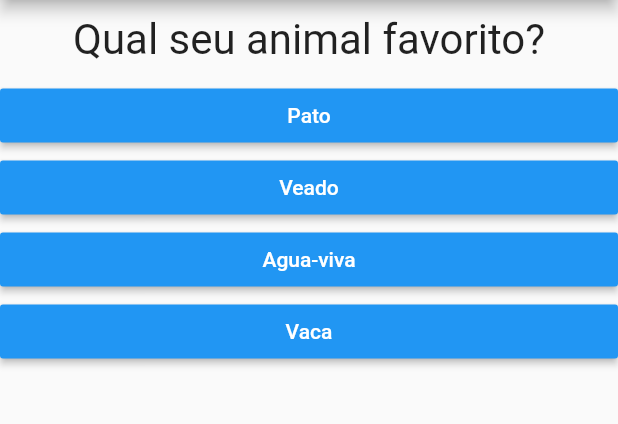
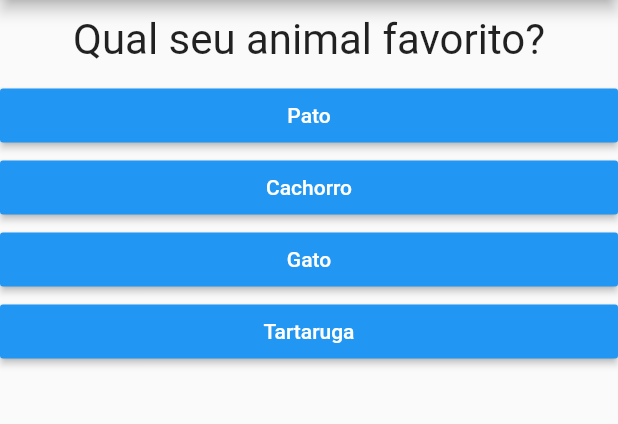
Before and after one commit to mavmaso/flutter_complete_guide, a Flutter app: the screen it shows after launch, after a tap on "Preto", on a phone screen of 412 x 824 dp, the part 84-508 px from its top. Run offline on Flutter 3.47's test engine with Material 2 defaults, Android fonts, the phone set to English and light mode, and no system bars.

Commit message:
Resetting the Quiz

```diff
--- a/lib/main.dart
+++ b/lib/main.dart
@@ -1,7 +1,7 @@
 import 'package:flutter/material.dart';
 
-import './question.dart';
-import './answer.dart';
+import './quiz.dart';
+import './result.dart';
 
 void main() => runApp(MyApp());
 
@@ -11,24 +11,53 @@ class MyApp extends StatefulWidget {
 }
 
 class _MyAppState extends State<MyApp> {
-  final questions = const [
+  final _questions = const [
     {
       'questionText': 'Qual sua cor favorita?',
-      'answers': ['Preto', 'Vermelho', 'Azul', 'Verde']
+      'answers': [
+        {'text': 'Preto', 'score': 10},
+        {'text': 'Vermelho', 'score': 0},
+        {'text': 'Azul', 'score': 1},
+        {'text': 'Verde', 'score': 5}
+      ]
     },
     {
       'questionText': 'Qual seu animal favorito?',
-      'answers': ['Pato', 'Veado', 'Agua-viva', 'Vaca']
+      'answers': [
+        {'text': 'Pato', 'score': 10},
+        {'text': 'Cachorro', 'score': 0},
+        {'text': 'Gato', 'score': 1},
+        {'text': 'Tartaruga', 'score': 5}
+      ]
+    },
+    {
+      'questionText': 'Qual seu estação do ano favorita?',
+      'answers': [
+        {'text': 'Inverno', 'score': 5},
+        {'text': 'Outono', 'score': 1},
+        {'text': 'Primavera', 'score': 1},
+        {'text': 'Verão', 'score': 5}
+      ]
     }
   ];
 
   var _questionIndex = 0;
+  var _totalScore = 0;
 
-  void _answerQuestion() {
+  void _resetQuiz() {
+    setState(() {
+    _questionIndex = 0;
+    _totalScore = 0;
+    });
+  }
+
+  void _answerQuestion(int score) {
+    _totalScore += score;
+
     setState(() {
       _questionIndex++;
 
-      if (_questionIndex <= questions.length) {}
+      if (_questionIndex <= _questions.length) {}
     });
   }
 
@@ -39,21 +68,13 @@ class _MyAppState extends State<MyApp> {
         appBar: AppBar(
           title: Text('The Quiz Show!'),
         ),
-        body: _questionIndex < questions.length
-            ? Column(
-                children: [
-                  Question(
-                    questions[_questionIndex]['questionText'],
-                  ),
-                  ...(questions[_questionIndex]['answers'] as List<String>)
-                      .map((answer) {
-                    return Answer(_answerQuestion, answer);
-                  }).toList()
-                ],
+        body: _questionIndex < _questions.length
+            ? Quiz(
+                answerQuestion: _answerQuestion,
+                questionIndex: _questionIndex,
+                questions: _questions,
               )
-            : Center(
-                child: Text('FIM'),
-              ),
+            : Result(_totalScore, _resetQuiz),
       ),
     );
   }
--- /dev/null
+++ b/lib/quiz.dart
@@ -0,0 +1,30 @@
+import 'package:flutter/material.dart';
+
+import './question.dart';
+import './answer.dart';
+
+class Quiz extends StatelessWidget {
+  final List<Map<String, Object>> questions;
+  final Function answerQuestion;
+  final int questionIndex;
+
+  Quiz({
+    @required this.questions,
+    @required this.answerQuestion,
+    @required this.questionIndex,
+  });
+
+  @override
+  Widget build(BuildContext context) {
+    return Column(
+      children: [
+        Question(
+          questions[questionIndex]['questionText'],
+        ),
+        ...(questions[questionIndex]['answers'] as List<Map<String, Object>>).map((answer) {
+          return Answer(() => answerQuestion(answer['score']), answer['text']);
+        }).toList()
+      ],
+    );
+  }
+}
```
Also changed, not shown: lib/result.dart (added, +42 -0 lines).
